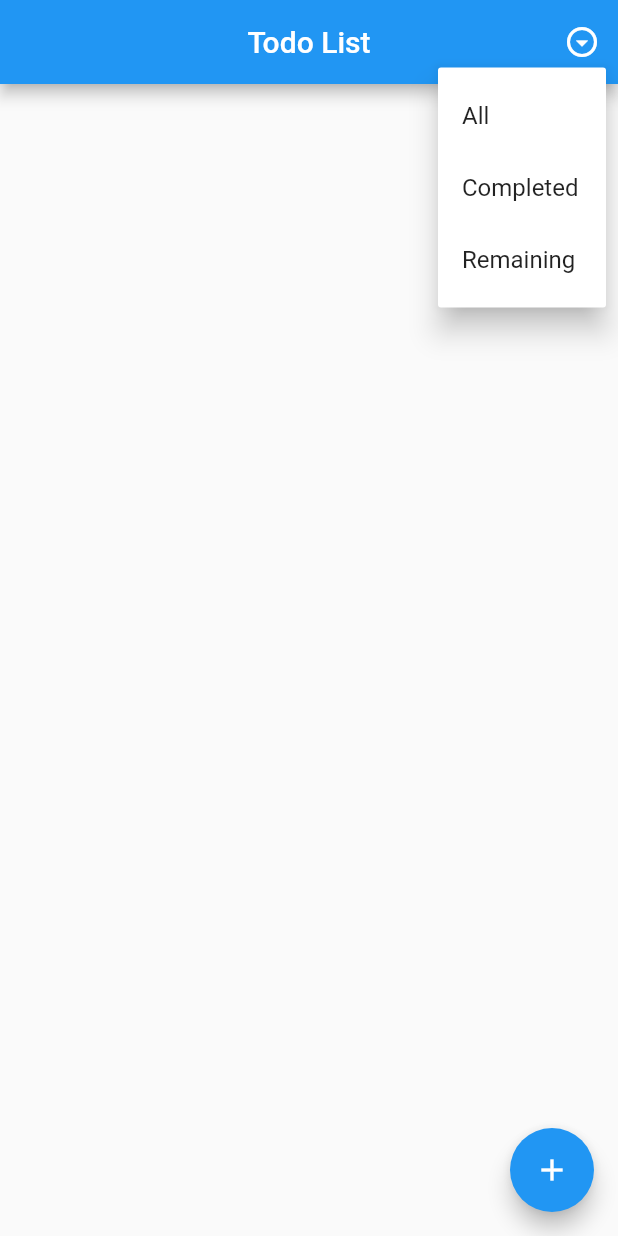
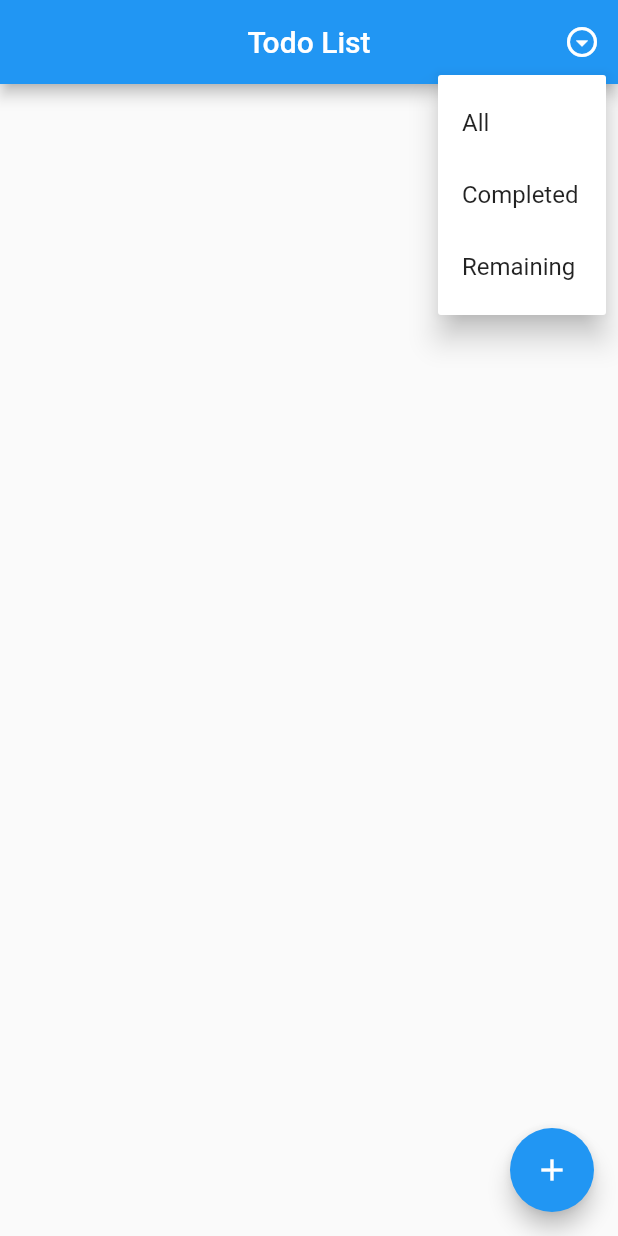
Before and after one commit to gu-tig169-ht21/gusharjof, a Flutter app: the screen it shows after launch, after a tap on the "arrow drop down circle" icon, on a phone screen of 412 x 824 dp. Run offline on Flutter 3.47's test engine with Material 2 defaults, Android fonts, the phone set to English and light mode, and no system bars.

Commit message:
lägger till Const

```diff
--- a/lib/home_page.dart
+++ b/lib/home_page.dart
@@ -13,8 +13,8 @@ class HomePage extends StatelessWidget {
         centerTitle: true,
         actions: [
           PopupMenuButton(
-            icon: Icon(Icons.arrow_drop_down_circle_outlined),
-            offset: Offset(0, 45),
+            icon: const Icon(Icons.arrow_drop_down_circle_outlined),
+            offset: const Offset(0, 50),
             onSelected: (value) {
               Provider.of<TodoListState>(context, listen: false)
                   .filterList(value);
@@ -28,7 +28,7 @@ class HomePage extends StatelessWidget {
         ],
       ),
 
-      body: TodoList(),
+      body: const TodoList(),
 
       ///Kallar på metoden floatingButton
       floatingActionButton: floatingButton(context),
```
